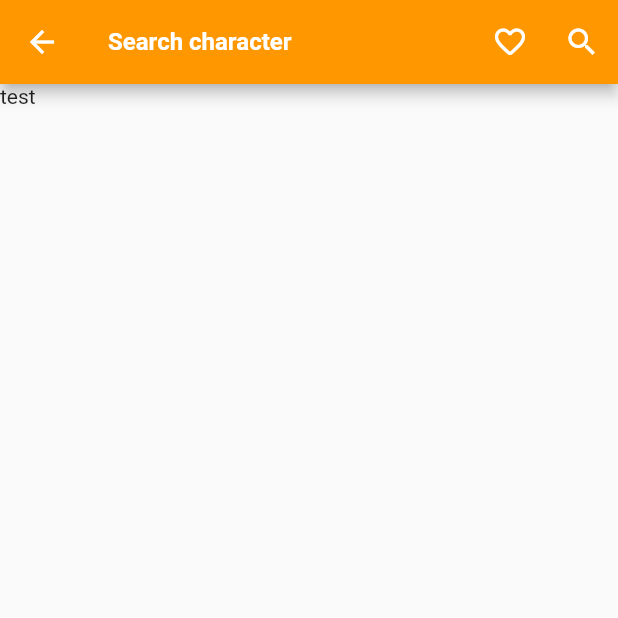
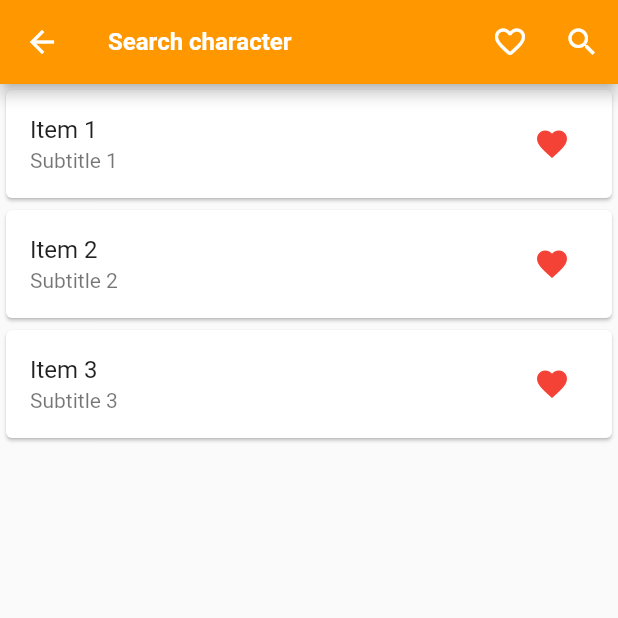
Before and after one commit to Blackbeyonder/app_superheroes, a Flutter app: the screen it shows after launch, after a tap on the "favorite outline" icon, on a phone screen of 412 x 824 dp, the top half of it. Run offline on Flutter 3.47's test engine with Material 2 defaults, Android fonts, the phone set to English and light mode, and no system bars; our stand-ins replace palette_generator, sensors_plus, shared_preferences; network calls fail.

Commit message:
test with provider to use favorite2

```diff
--- a/lib/main.dart
+++ b/lib/main.dart
@@ -1,11 +1,21 @@
 
+import 'package:app_superheroes/provider/cardModel.dart';
 import 'package:app_superheroes/screens/detailScren.dart';
 import 'package:app_superheroes/screens/favoritesScreen.dart';
 import 'package:app_superheroes/screens/homeScreen.dart';
 import 'package:flutter/material.dart';
+import 'package:provider/provider.dart';
 
 void main() {
-  runApp(const MyApp());
+  runApp(
+    MultiProvider(
+      providers: [
+        ChangeNotifierProvider(create: (_) => CardModel()),
+        // Agrega aquí otros proveedores si los necesitas
+      ],
+      child: MyApp(),
+    ),
+  );
 }
 
 class MyApp extends StatelessWidget {
--- /dev/null
+++ b/lib/provider/cardModel.dart
@@ -0,0 +1,24 @@
+import 'package:flutter/material.dart';
+
+class CardModel extends ChangeNotifier {
+  List<Map<String, dynamic>> _items = [
+    {'id': '1', 'title': 'Item 1', 'subtitle': 'Subtitle 1', 'isFavorite': true},
+    {'id': '2', 'title': 'Item 2', 'subtitle': 'Subtitle 2', 'isFavorite': true},
+    {'id': '3', 'title': 'Item 3', 'subtitle': 'Subtitle 3', 'isFavorite': true},
+  ];
+
+  List<Map<String, dynamic>> get items => _items;
+
+  void toggleFavorite(String itemId) {
+    final itemIndex = _items.indexWhere((item) => item['id'] == itemId);
+    if (itemIndex != -1) {
+      _items[itemIndex]['isFavorite'] = !_items[itemIndex]['isFavorite'];
+      notifyListeners();
+    }
+  }
+
+  void removeFavorite(String itemId) {
+    _items.removeWhere((item) => item["id"] == itemId);
+    notifyListeners(); // Notifica a los consumidores sobre el cambio en los datos
+  }
+}
--- a/lib/screens/favoritesScreen.dart
+++ b/lib/screens/favoritesScreen.dart
@@ -1,6 +1,9 @@
 import 'package:flutter/material.dart';
+import 'package:provider/provider.dart';
 import 'package:shared_preferences/shared_preferences.dart';
 
+import '../provider/cardModel.dart';
+import '../widgets/favorite.dart';
 import '../widgets/searchAppBar.dart';
 
 class FavoritesScreen extends StatefulWidget {
@@ -15,22 +18,31 @@ class _FavoritesScreenState extends State<FavoritesScreen> {
    @override
   void initState() {
     super.initState();
-    checkIsFavorite(); // Verificar si el personaje es favorito al inicializar el estado
   }
 
   @override
   Widget build(BuildContext context) {
+     final items = Provider.of<CardModel>(context).items;
+
     return Scaffold(
       appBar: const SearchAppBar(),
-      body: Text("test"),
+      body:  ListView.builder(
+      itemCount: items.length,
+      itemBuilder: (context, index) {
+        final item = items[index];
+
+        return Card(
+          child: ListTile(
+            title: Text(item['title']),
+            subtitle: Text(item['subtitle']),
+            trailing: Favorite2(itemId: item['id']),
+          ),
+        );
+      },
+    ),
 
     );
   }
 
-  // Método para verificar favoritos
-  Future<void> checkIsFavorite() async {
-    SharedPreferences prefs = await SharedPreferences.getInstance();
-    List<String>? favorites = prefs.getStringList('favorites') ?? [];
-    print(favorites);
-  }
+
 }
--- a/lib/widgets/favorite.dart
+++ b/lib/widgets/favorite.dart
@@ -1,5 +1,8 @@
 import 'package:flutter/material.dart';
+import 'package:provider/provider.dart';
 import 'package:shared_preferences/shared_preferences.dart';
+
+import '../provider/cardModel.dart';
 
 class Favorite extends StatefulWidget {
   const Favorite({ Key? key, required this.characterID }) : super(key: key);
@@ -57,3 +60,33 @@ class _FavoriteState extends State<Favorite> {
     });
   }
 }
+
+class Favorite2 extends StatefulWidget {
+  final String itemId;
+  const Favorite2({ Key? key, required this.itemId }) : super(key: key);
+
+  @override
+  _FavoriteState2 createState() => _FavoriteState2();
+}
+
+class _FavoriteState2 extends State<Favorite2> {
+  @override
+  Widget build(BuildContext context) {
+    final isFavorite = Provider.of<CardModel>(context)
+        .items
+        .firstWhere((item) => item['id'] == widget.itemId)['isFavorite'];
+        print(isFavorite);
+        final cardModel = Provider.of<CardModel>(context); // Obtiene la instancia de CardModel desde el context
+
+    return IconButton(
+      icon: Icon(
+        isFavorite ? Icons.favorite : Icons.favorite_border,
+        color: isFavorite ? Colors.red : null,
+      ),
+      onPressed: () {
+        cardModel.removeFavorite(widget.itemId);
+      },
+    );
+
+  }
+}
--- a/pubspec.yaml
+++ b/pubspec.yaml
@@ -41,6 +41,7 @@ dependencies:
   palette_generator: ^0.3.3+2
   sensors_plus: ^3.0.3
   shared_preferences: ^2.0.20
+  provider: ^6.0.5
   # flutter_launcher_icons: ^0.12.0
 
 dev_dependencies:
```
Also changed, not shown: lib/utils/favoriteMethods.dart (added, +152 -0 lines), pubspec.lock.
